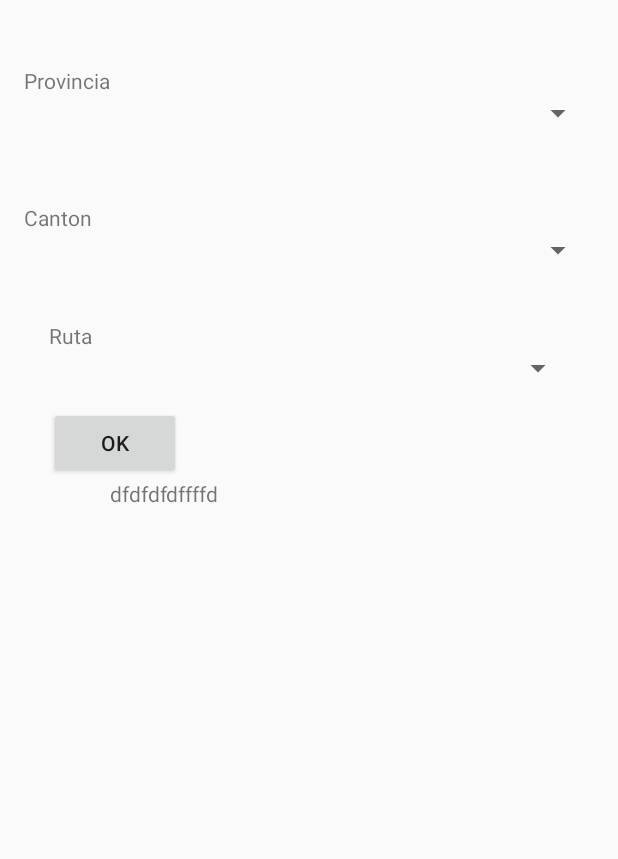
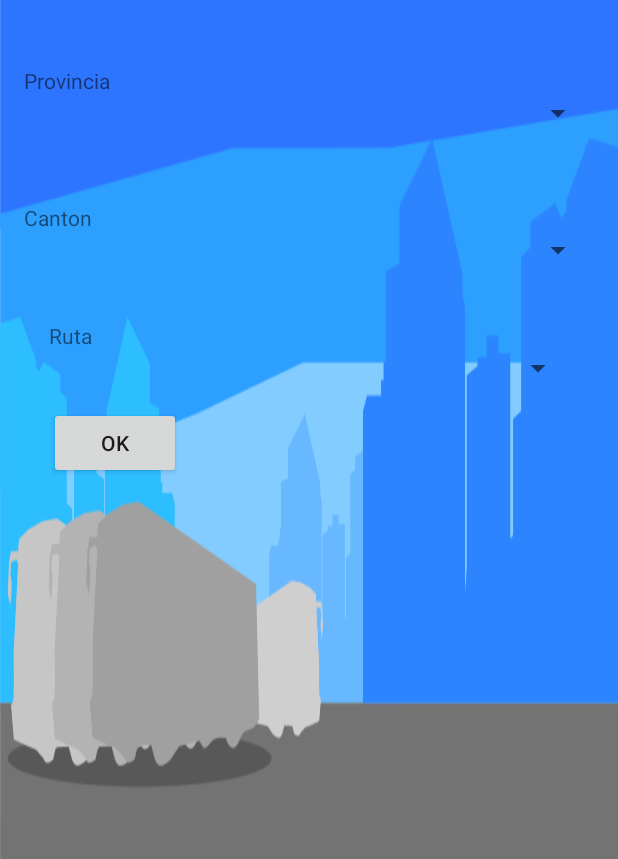
Before and after one commit to ernarvaezm/AppBuses, an Android app: the layout activity_buses.xml on its own in the app's theme, with its tools: preview values and no code run, on a phone screen of 412 x 824 dp. Shown: the top 859 px of the screen. Run offline under Robolectric (Android 15) with nearby library versions, the phone set to English and light mode, and no system bars.

Commit message:
backgrounds

```diff
--- a/app/src/main/java/com/example/eliecer_narvaez/myapp/BusesActivity.java
+++ b/app/src/main/java/com/example/eliecer_narvaez/myapp/BusesActivity.java
@@ -48,7 +48,7 @@ public class BusesActivity extends AppCompatActivity {
     protected void onCreate(Bundle savedInstanceState) {
         super.onCreate(savedInstanceState);
         setContentView(R.layout.activity_buses);
-        text = (TextView) findViewById(R.id.textView4);
+        //text = (TextView) findViewById(R.id.textView4);
 
         // ATTENTION: This was auto-generated to implement the App Indexing API.
         // See https://g.co/AppIndexing/AndroidStudio for more information.
--- a/app/src/main/res/layout/activity_buses.xml
+++ b/app/src/main/res/layout/activity_buses.xml
@@ -1,5 +1,6 @@
 <?xml version="1.0" encoding="utf-8"?>
 <RelativeLayout xmlns:android="http://schemas.android.com/apk/res/android"
+    xmlns:app="http://schemas.android.com/apk/res-auto"
     xmlns:tools="http://schemas.android.com/tools"
     android:layout_width="match_parent"
     android:layout_height="match_parent"
@@ -7,7 +8,8 @@
     android:paddingLeft="@dimen/activity_horizontal_margin"
     android:paddingRight="@dimen/activity_horizontal_margin"
     android:paddingTop="@dimen/activity_vertical_margin"
-    tools:context="com.example.eliecer_narvaez.myapp.BusesActivity">
+    tools:context="com.example.eliecer_narvaez.myapp.BusesActivity"
+    android:background="@drawable/bg">
 
     <TextView
         android:text="Provincia"
@@ -76,13 +78,4 @@
         android:layout_alignLeft="@+id/textRuta"
         android:layout_alignStart="@+id/textRuta" />
 
-    <TextView
-        android:layout_width="wrap_content"
-        android:layout_height="wrap_content"
-        android:id="@+id/textView4"
-        android:text="dfdfdfdffffd"
-        android:layout_below="@+id/button"
-        android:layout_toRightOf="@+id/textProvincia"
-        android:layout_toEndOf="@+id/textProvincia" />
-
 </RelativeLayout>
--- a/build.gradle
+++ b/build.gradle
@@ -5,7 +5,7 @@ buildscript {
         jcenter()
     }
     dependencies {
-        classpath 'com.android.tools.build:gradle:2.2.1'
+        classpath 'com.android.tools.build:gradle:2.2.2'
 
         // NOTE: Do not place your application dependencies here; they belong
         // in the individual module build.gradle files
```
Also changed, not shown: app/src/main/res/layout/activity_login.xml (+16 -20 lines), app/src/main/res/drawable/background_bus_area.png (added), app/src/main/res/drawable/bg.png (added), app/src/main/res/drawable/bus_stop_background.png (added), 12 other files.
